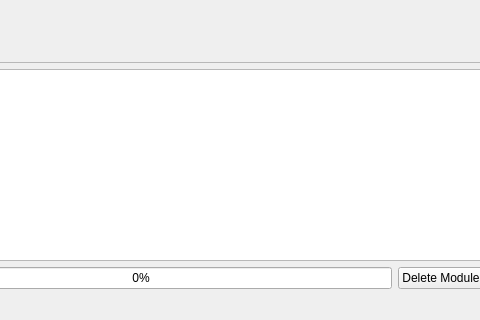
Qt form ui/MainWindow.ui (tisaconundrum2/PySAT-GUI) before a commit; both pictures show x 119 to 599 and y 536 to 856 of the 698 by 856 pixel window.
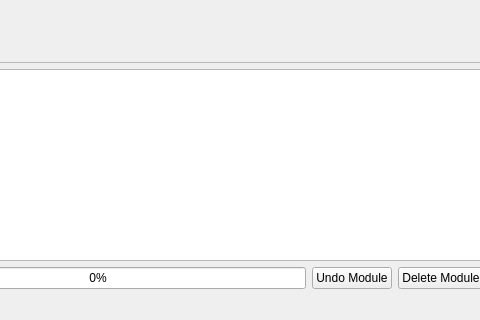
The same form after that commit.

What changed in the file:
```diff
--- a/ui/MainWindow.ui
+++ b/ui/MainWindow.ui
@@ -62,6 +62,13 @@
         </property>
        </widget>
       </item>
+      <item>
+       <widget class="QPushButton" name="deleteModulePushButton_2">
+        <property name="text">
+         <string>Undo Module</string>
+        </property>
+       </widget>
+      </item>
       <item>
        <widget class="QPushButton" name="deleteModulePushButton">
         <property name="text">
```
